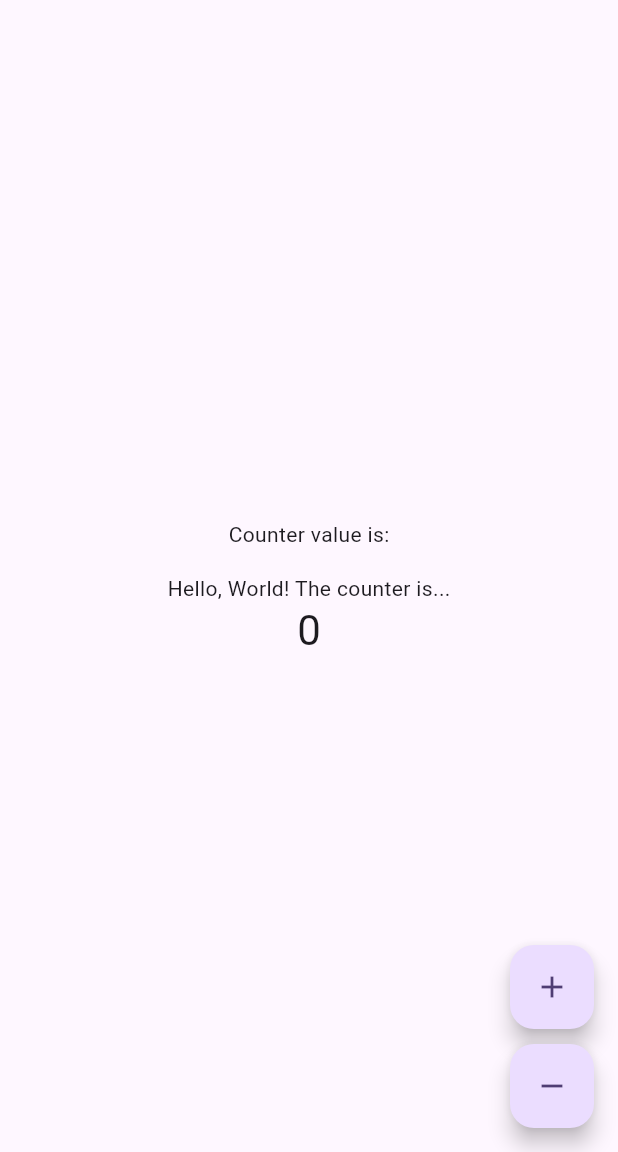
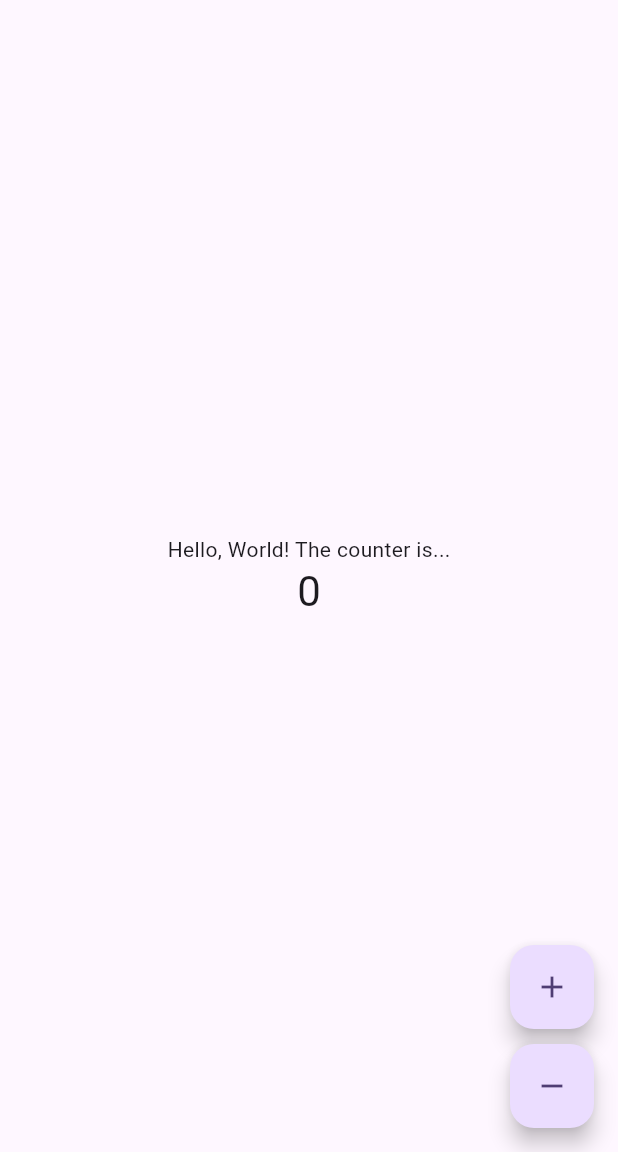
Before and after one commit to mmaitlen/AICounter, a Flutter app: the screen it shows after launch, after a tap on the "menu" icon, after a tap on the "add" icon, on a phone screen of 412 x 824 dp, the part 84-1236 px from its top. Run offline on Flutter 3.47's test engine with Material 3 defaults, Android fonts, the phone set to English and light mode, and no system bars; our stand-ins replace bloc, equatable, flutter_bloc, get_it, shared_preferences.

Commit message:
clean up code

```diff
--- a/lib/features/counter/presentation/pages/counter_page.dart
+++ b/lib/features/counter/presentation/pages/counter_page.dart
@@ -52,8 +52,9 @@ class CounterView extends StatelessWidget {
             ),
             Padding(
               padding: const EdgeInsets.all(16.0),
-              child: BlocBuilder<CounterBloc, CounterState>(
-                builder: (context, state) {
+              child: BlocSelector<CounterBloc, CounterState, int>(
+                selector: (state) => state.step,
+                builder: (context, step) {
                   return TextField(
                     keyboardType: TextInputType.number,
                     decoration: const InputDecoration(labelText: 'Step'),
@@ -65,9 +66,7 @@ class CounterView extends StatelessWidget {
                         );
                       }
                     },
-                    controller: TextEditingController(
-                      text: state.step.toString(),
-                    ),
+                    controller: TextEditingController(text: step.toString()),
                   );
                 },
               ),
@@ -79,19 +78,12 @@ class CounterView extends StatelessWidget {
         child: Column(
           mainAxisAlignment: MainAxisAlignment.center,
           children: <Widget>[
-            Padding(
-              padding: const EdgeInsets.all(16.0),
-              child: const Text('Counter value is:'),
-            ),
-            BlocSelector<CounterBloc, CounterState, int>(
-              selector: (state) => state.counter,
-              builder: (context, counter) {
-                final status = context.select(
-                  (CounterBloc bloc) => bloc.state.status,
-                );
-                if (status == CounterStatus.loading) {
+            BlocBuilder<CounterBloc, CounterState>(
+              builder: (context, state) {
+                if (state.status == CounterStatus.loading) {
                   return const CircularProgressIndicator();
                 }
+                final counter = state.counter;
                 String message;
                 if (counter == 0) {
                   message = 'Hello, World! The counter is...';
--- a/lib/main.dart
+++ b/lib/main.dart
@@ -5,11 +5,11 @@ import 'package:aicounter/core/dependency_injection.dart' as di;
 Future<void> main() async {
   WidgetsFlutterBinding.ensureInitialized();
   await di.init();
-  runApp(const MyApp());
+  runApp(const CounterApp());
 }
 
-class MyApp extends StatelessWidget {
-  const MyApp({super.key});
+class CounterApp extends StatelessWidget {
+  const CounterApp({super.key});
 
   @override
   Widget build(BuildContext context) {
```
